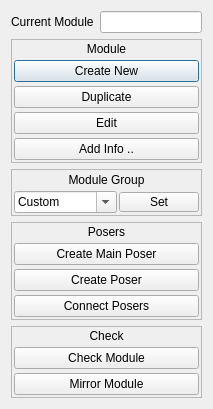
Before: the Qt Designer form ui/designer/moduleBuilderWindow.ui in PavelCrow/RigStudio3, drawn with Qt 5.
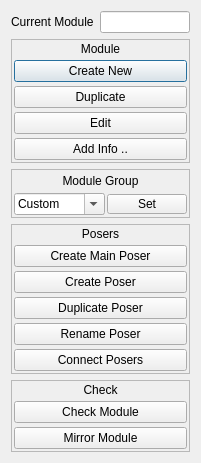
After: the same form once the commit is applied.

Diff of the .ui file:
```diff
--- a/ui/designer/moduleBuilderWindow.ui
+++ b/ui/designer/moduleBuilderWindow.ui
@@ -6,8 +6,8 @@
    <rect>
     <x>0</x>
     <y>0</y>
-    <width>213</width>
-    <height>409</height>
+    <width>201</width>
+    <height>463</height>
    </rect>
   </property>
   <property name="windowTitle">
@@ -224,6 +224,20 @@
         </property>
        </widget>
       </item>
+      <item>
+       <widget class="QPushButton" name="duplicatePoser_btn">
+        <property name="text">
+         <string>Duplicate Poser</string>
+        </property>
+       </widget>
+      </item>
+      <item>
+       <widget class="QPushButton" name="renamePoser_btn">
+        <property name="text">
+         <string>Rename Poser</string>
+        </property>
+       </widget>
+      </item>
       <item>
        <widget class="QPushButton" name="connectPosers_btn">
         <property name="text">
```
